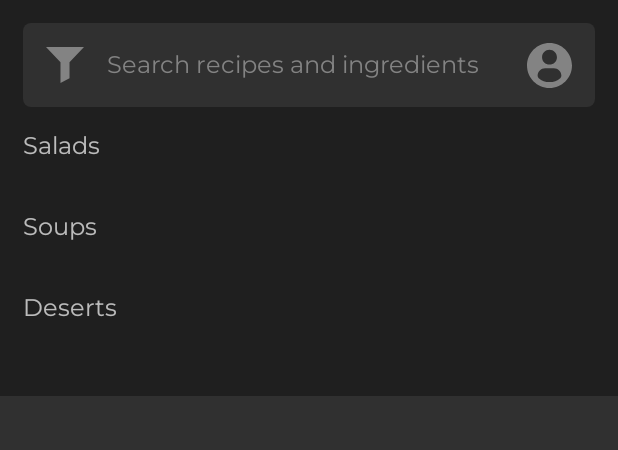
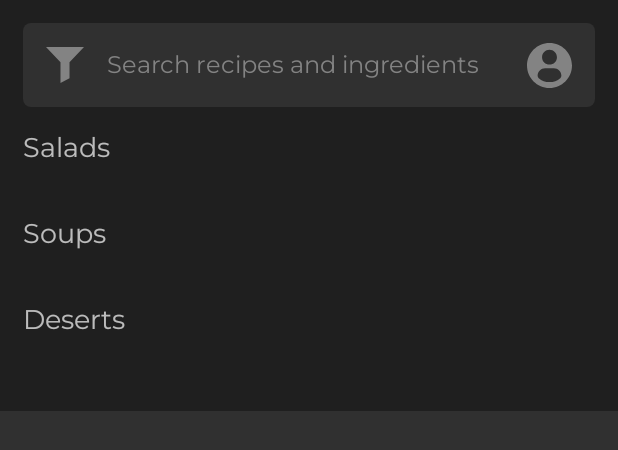
Before and after one commit to Saydullin/recipes-book, an Android app: the layout activity_main.xml on its own in the app's theme, with its tools: preview values and no code run, on a phone screen of 412 x 824 dp. Shown: the top 450 px of the screen. Run offline under Robolectric (Android 15) with nearby library versions, the phone set to English and light mode, and no system bars.

Commit message:
change font size

```diff
--- a/app/src/main/res/layout/activity_main.xml
+++ b/app/src/main/res/layout/activity_main.xml
@@ -97,7 +97,7 @@
                 android:layout_marginTop="15dp"
                 android:fontFamily="@font/montserrat"
                 android:text="@string/salads_text"
-                android:textSize="16sp"
+                android:textSize="18sp"
                 app:layout_constraintStart_toStartOf="parent"
                 app:layout_constraintTop_toBottomOf="@+id/constraintLayout2" />
 
@@ -119,7 +119,7 @@
                 android:layout_marginTop="15dp"
                 android:fontFamily="@font/montserrat"
                 android:text="@string/soups_text"
-                android:textSize="16sp"
+                android:textSize="18sp"
                 app:layout_constraintStart_toStartOf="parent"
                 app:layout_constraintTop_toBottomOf="@+id/recipeRecycle"
                 tools:ignore="MissingConstraints" />
@@ -141,7 +141,7 @@
                 android:layout_marginStart="15dp"
                 android:fontFamily="@font/montserrat"
                 android:text="@string/desert_text"
-                android:textSize="16sp"
+                android:textSize="18sp"
                 app:layout_constraintStart_toStartOf="parent"
                 app:layout_constraintTop_toBottomOf="@+id/recipeRecycle2"
                 tools:ignore="MissingConstraints" />
```
